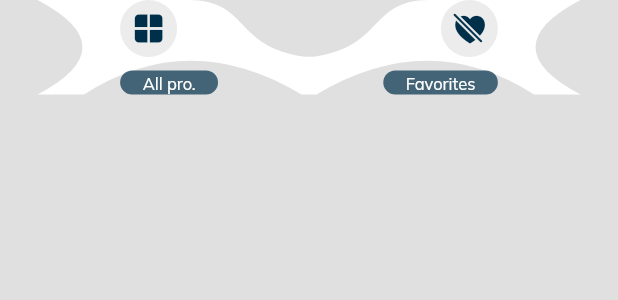
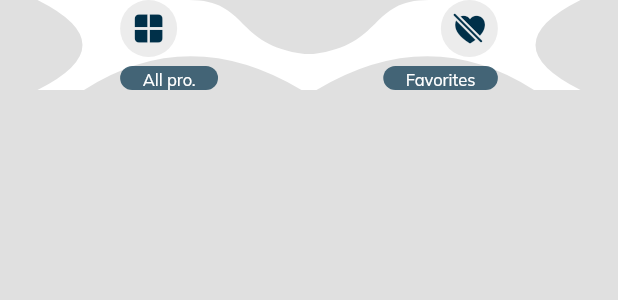
Before and after one commit to jbjason/shop_app2, a Flutter app: the NavigationCBar widget shown alone on an empty page, opened directly, on a phone screen of 412 x 824 dp. Shown: the top 300 px of the screen. Run offline on Flutter 3.47's test engine with Material 2 defaults, Android fonts, the phone set to English and light mode, and no system bars; our stand-ins replace confetti, flare_flutter, google_fonts, lottie; network calls fail.

Commit message:
Update navigation_cbar.dart

```diff
--- a/lib/widgets/user_widgets/home_widgets/navigation_bar/navigation_cbar.dart
+++ b/lib/widgets/user_widgets/home_widgets/navigation_bar/navigation_cbar.dart
@@ -14,7 +14,7 @@ class NavigationCBar extends StatelessWidget {
       child: CustomPaint(
         painter: NavClipper(),
         child: SizedBox(
-          height: kToolbarHeight + 7,
+          height: kToolbarHeight + 4,
           child: Row(
             mainAxisAlignment: MainAxisAlignment.spaceAround,
             children: [
```
